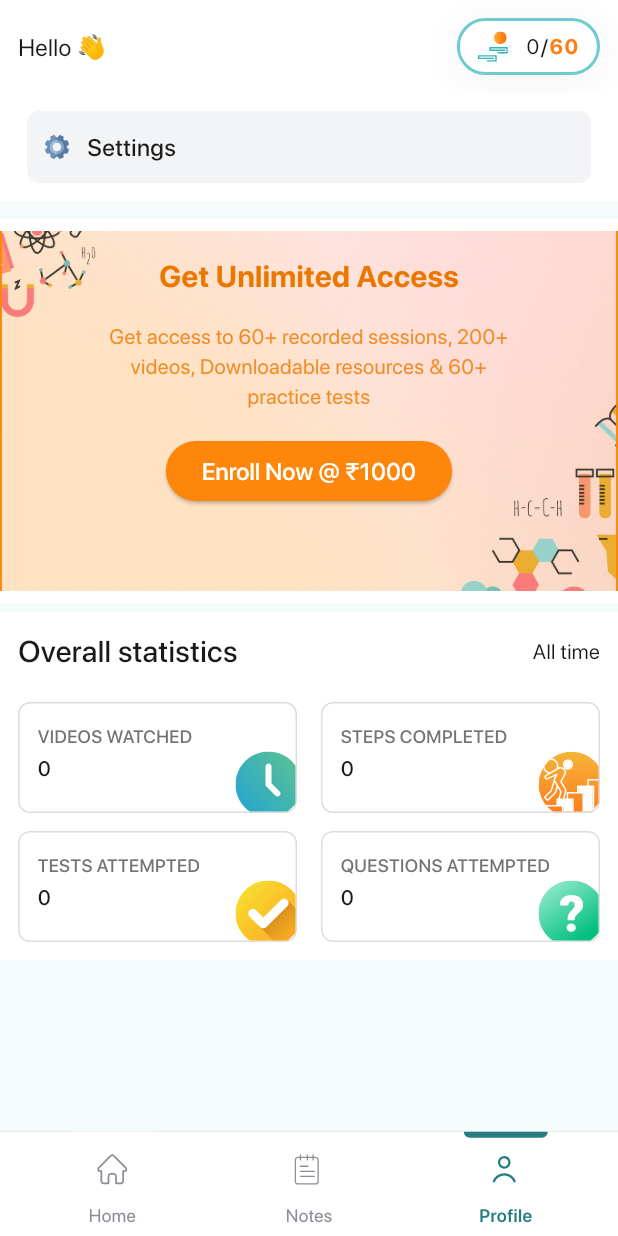
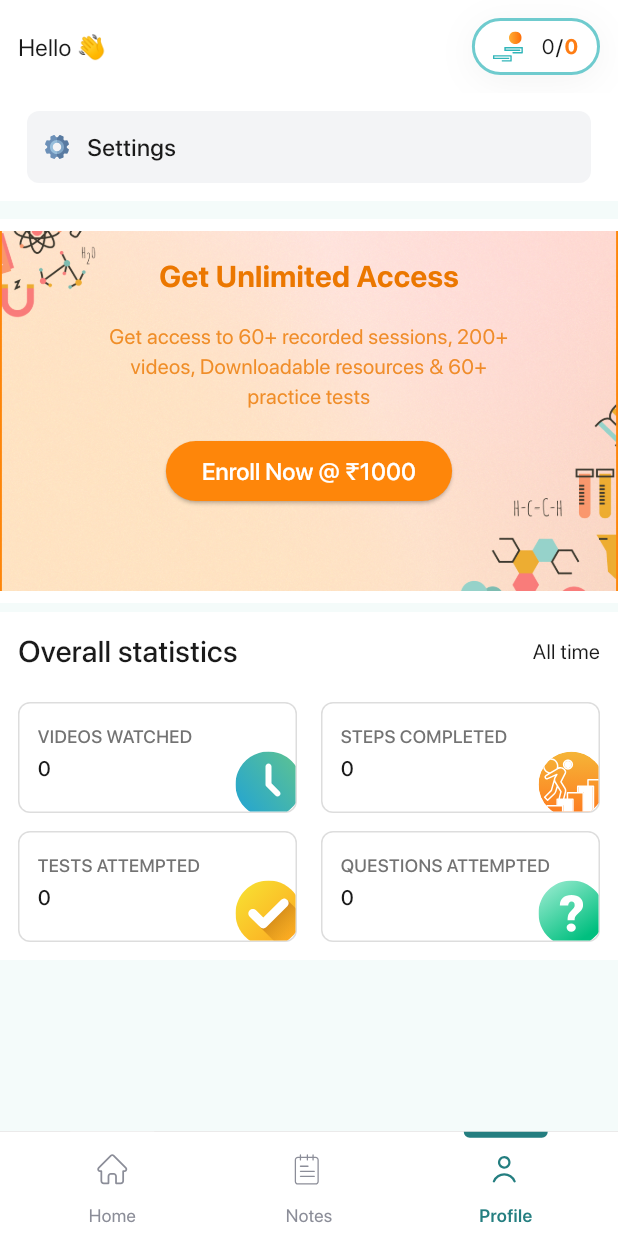
Before and after one commit to mYashavanth/step_mobile, a Flutter app: the Profile screen opened by its route, on a phone screen of 412 x 824 dp. Run offline on Flutter 3.47's test engine with Material 3 defaults, Android fonts, the phone set to English and light mode, and no system bars; our stand-ins replace calendar_date_picker2, chewie, flutter_localization, flutter_otp_text_field, flutter_secure_storage, flutter_svg and 3 more; accounts and stored records are empty; network calls fail; project files that could hold a hidden picture were left out.

Commit message:
updated total steps

```diff
--- a/lib/views/profile.dart
+++ b/lib/views/profile.dart
@@ -23,6 +23,7 @@ class _ProfileState extends State<Profile> {
   int testsAttempted = 0;
   int questionsAttempted = 0;
   int stepsCompleted = 0;
+  int totalSteps = 0;
   bool isLoadingMetrics = false;
   String metricsError = '';
 
@@ -60,6 +61,7 @@ class _ProfileState extends State<Profile> {
         testsAttempted = 0;
         questionsAttempted = 0;
         stepsCompleted = 0;
+        totalSteps = 0;
       });
       return;
     }
@@ -103,6 +105,7 @@ class _ProfileState extends State<Profile> {
             testsAttempted = metricsData['totalTestAttempted'] ?? 0;
             questionsAttempted = metricsData['totalQuestionsAtempted'] ?? 0;
             stepsCompleted = metricsData['totalStepsCompleted'] ?? 0;
+            totalSteps = metricsData['totalSteps'] ?? 0;
           });
         }
       } else {
@@ -117,6 +120,7 @@ class _ProfileState extends State<Profile> {
         testsAttempted = 0;
         questionsAttempted = 0;
         stepsCompleted = 0;
+        totalSteps = 0;
       });
     } finally {
       setState(() {
@@ -270,9 +274,9 @@ class _ProfileState extends State<Profile> {
                                     letterSpacing: 1,
                                   ),
                                 ),
-                                const TextSpan(
-                                  text: '60',
-                                  style: TextStyle(
+                                TextSpan(
+                                  text: totalSteps.toString(),
+                                  style: const TextStyle(
                                     color: Color(0xFFFE7D14),
                                     fontSize: 14,
                                     fontFamily: 'SF Pro Display',
```
Also changed, not shown: lib/views/home_page.dart (+7 -3 lines).
